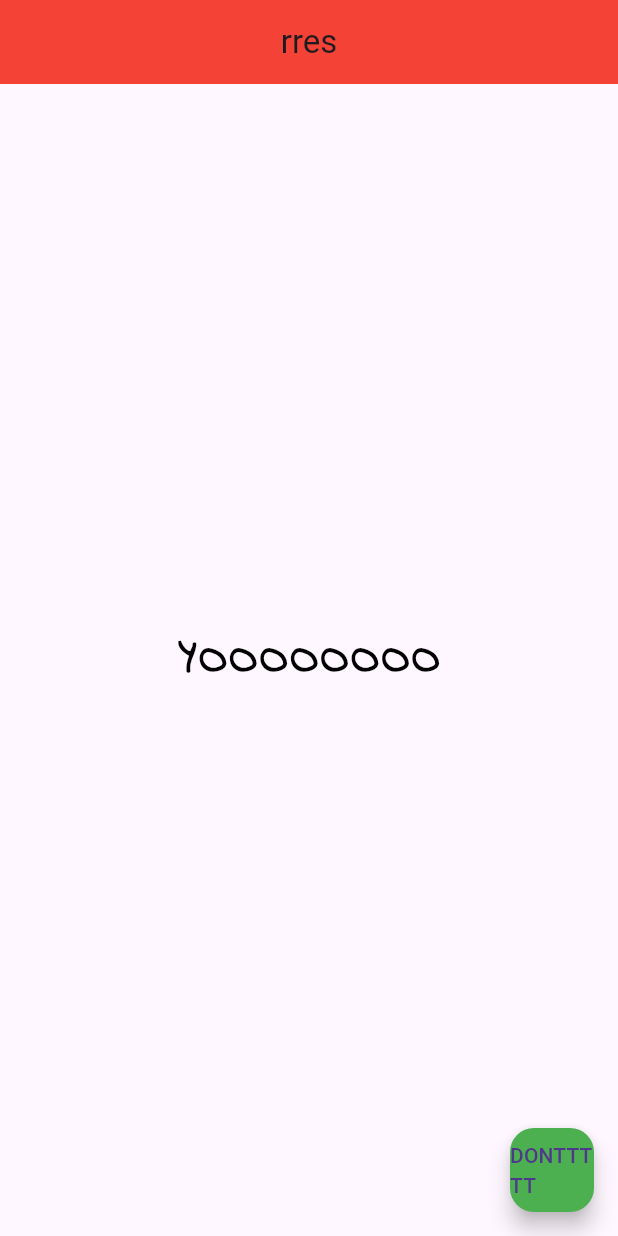
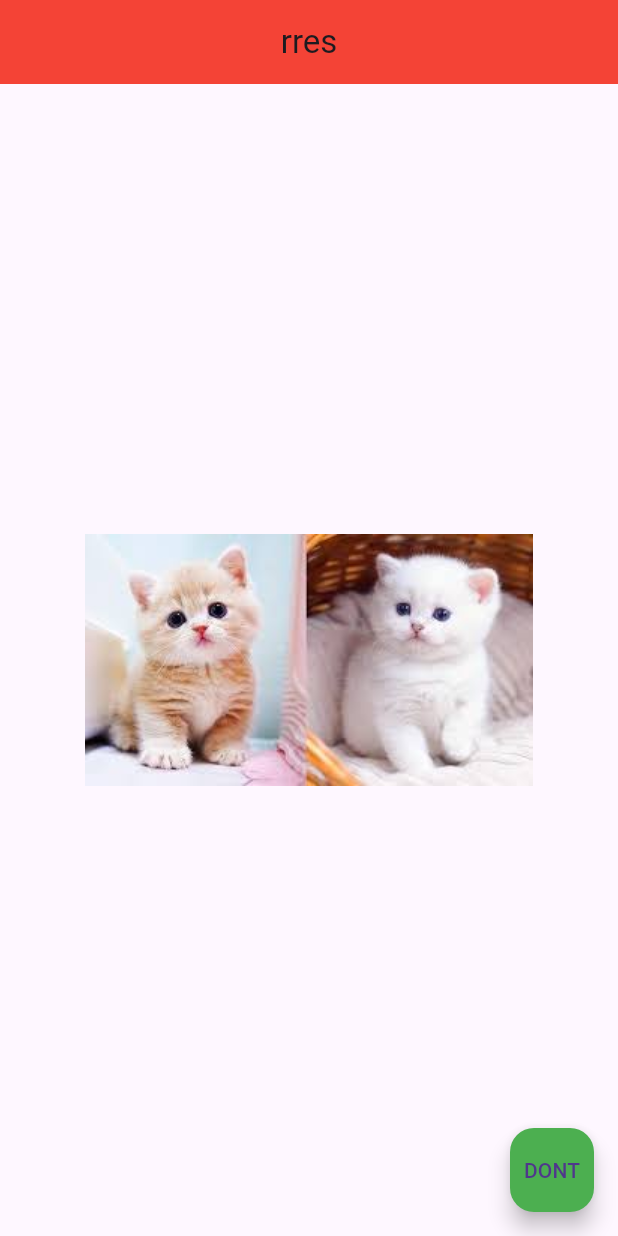
Before and after one commit to Darshan-1012/newapp_practice, a Flutter app: the screen it shows after launch, on a phone screen of 412 x 824 dp. Run offline on Flutter 3.47's test engine with Material 3 defaults, Android fonts, the phone set to English and light mode, and no system bars.

Commit message:
Images and assets complete

```diff
--- a/lib/main.dart
+++ b/lib/main.dart
@@ -1,31 +1,32 @@
 import 'package:flutter/material.dart';
 
 void main(){
-  runApp(MaterialApp(
-    home: Scaffold(
+  runApp(
+    MaterialApp(
+    home:  Home()
+    ));
+}
+
+class Home extends StatelessWidget {
+
+  @override
+  Widget build(BuildContext context) {
+    return Scaffold(
       appBar: AppBar(
         title: Text('rres'),
         centerTitle: true,
         backgroundColor: Colors.red,
       ),
       body: Center(
-        child: Text(
-          'YOOOOOOOO',
-          style: TextStyle(
-            color: Colors.black,
-            fontSize: 30.0,
-            fontWeight: FontWeight.bold,
-            letterSpacing: 2.0,
-            fontFamily: 'IndieFlower',
-          ),
-          ),
+        child: Image(
+          image: AssetImage('assets/cat3.jpeg'),
+        )
       ),
       floatingActionButton: FloatingActionButton(
         onPressed: (){},
         backgroundColor: Colors.green,
-        child: Text('DONTTTTT'),
+        child: Text('DONT'),
       ),
-    ),
-  ),
-  );
+    );
+  }
 }
```
Also changed, not shown: pubspec.yaml (+4 -3 lines), assets/cat1.jpeg (added), assets/cat2.jpeg (added), assets/cat3.jpeg (added).
